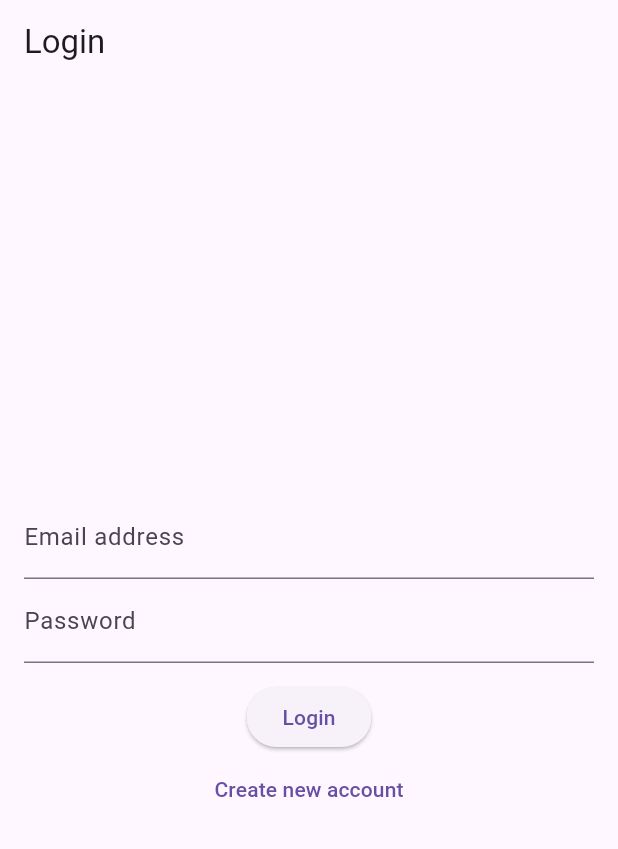
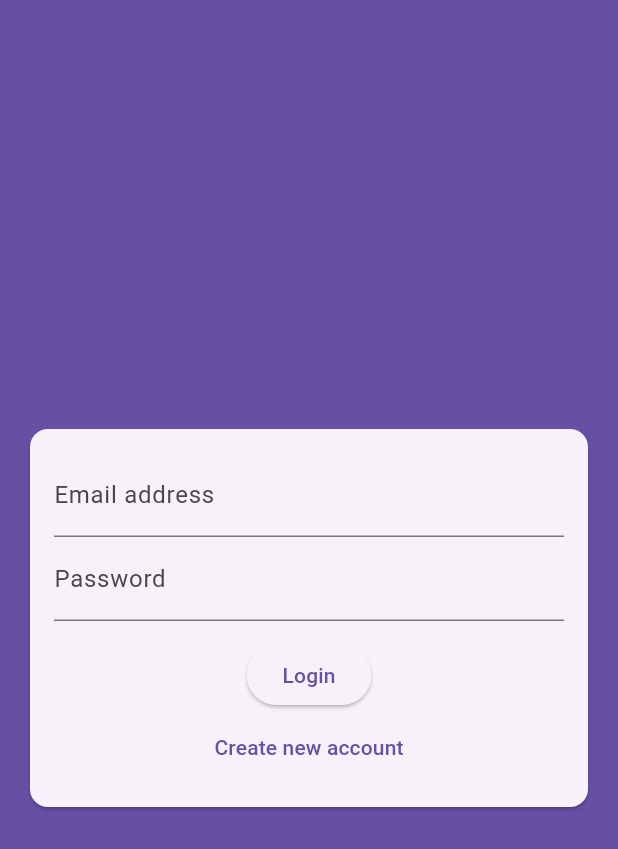
Before and after one commit to velagaprasanth/chat_app, a Flutter app: the screen it shows after launch, on a phone screen of 412 x 824 dp. Shown: the top 849 px of the screen. Run offline on Flutter 3.47's test engine with Material 3 defaults, Android fonts, the phone set to English and light mode, and no system bars; our stand-ins replace cloud_firestore, firebase_auth, firebase_core; accounts and stored records are empty.

Commit message:
Added chat UI improvements and fixed login bug

```diff
--- a/lib/main.dart
+++ b/lib/main.dart
@@ -1,17 +1,15 @@
 // lib/main.dart
 
-import 'package:chat_app/auth_screen.dart';
 import 'package:chat_app/chat_screen.dart';
 import 'package:flutter/material.dart';
 import 'package:firebase_core/firebase_core.dart';
 import 'package:firebase_auth/firebase_auth.dart';
-import 'firebase_options.dart'; // Make sure this file exists after `flutterfire configure`
+import 'package:chat_app/screens/auth_screen.dart';
+
 
 void main() async {
   WidgetsFlutterBinding.ensureInitialized();
-  await Firebase.initializeApp(
-    options: DefaultFirebaseOptions.currentPlatform,
-  );
+  await Firebase.initializeApp();
   runApp(const MyApp());
 }
 
@@ -21,18 +19,19 @@ class MyApp extends StatelessWidget {
   @override
   Widget build(BuildContext context) {
     return MaterialApp(
-      title: 'Flutter Chat App',
+      debugShowCheckedModeBanner: false,
+      title: 'Chat App',
       theme: ThemeData(
         primarySwatch: Colors.blue,
+        useMaterial3: true,
       ),
-      // Listen to the auth state and show the correct screen
       home: StreamBuilder(
         stream: FirebaseAuth.instance.authStateChanges(),
         builder: (ctx, userSnapshot) {
           if (userSnapshot.hasData) {
-            return const ChatScreen(); // User is logged in
+            return const ChatScreen();
           }
-          return const AuthScreen(); // User is not logged in
+          return const AuthScreen();
         },
       ),
     );
--- /dev/null
+++ b/lib/screens/auth_screen.dart
@@ -0,0 +1,140 @@
+import 'package:flutter/material.dart';
+import 'package:firebase_auth/firebase_auth.dart';
+import 'package:cloud_firestore/cloud_firestore.dart';
+
+class AuthScreen extends StatefulWidget {
+  const AuthScreen({super.key});
+
+  @override
+  State<AuthScreen> createState() => _AuthScreenState();
+}
+
+class _AuthScreenState extends State<AuthScreen> {
+  final _auth = FirebaseAuth.instance;
+  final _formKey = GlobalKey<FormState>();
+  var _isLogin = true;
+  var _isLoading = false;
+  String _userEmail = '';
+  String _userName = '';
+  String _userPassword = '';
+
+  void _showError(String message) {
+    ScaffoldMessenger.of(context).showSnackBar(
+      SnackBar(
+        content: Text(message),
+        backgroundColor: Theme.of(context).colorScheme.error,
+      ),
+    );
+  }
+
+  void _trySubmit() async {
+    final isValid = _formKey.currentState!.validate();
+    FocusScope.of(context).unfocus();
+
+    if (!isValid) return;
+
+    _formKey.currentState!.save();
+    setState(() => _isLoading = true);
+
+    try {
+      if (_isLogin) {
+        await _auth.signInWithEmailAndPassword(
+          email: _userEmail.trim(),
+          password: _userPassword.trim(),
+        );
+      } else {
+        final userCredential = await _auth.createUserWithEmailAndPassword(
+          email: _userEmail.trim(),
+          password: _userPassword.trim(),
+        );
+
+        await FirebaseFirestore.instance
+            .collection('users')
+            .doc(userCredential.user!.uid)
+            .set({
+          'username': _userName.trim(),
+          'email': _userEmail.trim(),
+        });
+      }
+    } on FirebaseAuthException catch (err) {
+      var message = 'An error occurred, please check your credentials!';
+      if (err.message != null) {
+        message = err.message!;
+      }
+      _showError(message);
+    } catch (err) {
+      _showError('An error occurred. Please try again later.');
+    }
+
+    if (mounted) {
+      setState(() => _isLoading = false);
+    }
+  }
+
+  @override
+  Widget build(BuildContext context) {
+    return Scaffold(
+      backgroundColor: Theme.of(context).primaryColor,
+      body: Center(
+        child: Card(
+          margin: const EdgeInsets.all(20),
+          child: SingleChildScrollView(
+            padding: const EdgeInsets.all(16),
+            child: Form(
+              key: _formKey,
+              child: Column(
+                mainAxisSize: MainAxisSize.min,
+                children: [
+                  if (!_isLogin)
+                    TextFormField(
+                      key: const ValueKey('username'),
+                      validator: (value) =>
+                          value!.isEmpty ? 'Please enter a username' : null,
+                      decoration: const InputDecoration(labelText: 'Username'),
+                      onSaved: (value) => _userName = value!,
+                    ),
+                  TextFormField(
+                    key: const ValueKey('email'),
+                    validator: (value) =>
+                        !value!.contains('@') ? 'Invalid email' : null,
+                    keyboardType: TextInputType.emailAddress,
+                    decoration: const InputDecoration(labelText: 'Email address'),
+                    onSaved: (value) => _userEmail = value!,
+                  ),
+                  TextFormField(
+                    key: const ValueKey('password'),
+                    validator: (value) =>
+                        value!.length < 7 ? 'Password must be at least 7 characters' : null,
+                    decoration: const InputDecoration(labelText: 'Password'),
+                    obscureText: true,
+                    onSaved: (value) => _userPassword = value!,
+                  ),
+                  const SizedBox(height: 12),
+                  if (_isLoading)
+                    const CircularProgressIndicator()
+                  else
+                    Column(
+                      children: [
+                        ElevatedButton(
+                          onPressed: _trySubmit,
+                          child: Text(_isLogin ? 'Login' : 'Sign up'),
+                        ),
+                        TextButton(
+                          onPressed: () {
+                            setState(() => _isLogin = !_isLogin);
+                          },
+                          child: Text(_isLogin
+                              ? 'Create new account'
+                              : 'I already have an account'),
+                        ),
+                      ],
+                    ),
+                ],
+              ),
+            ),
+          ),
+        ),
+      ),
+    );
+  }
+}
```
Also changed, not shown: lib/chat_room_screen.dart (+93 -31 lines), lib/chat_screen.dart (+78 -33 lines), lib/config/theme.dart (added, +21 -0 lines), lib/widgets/message_bubble.dart (added, +85 -0 lines), pubspec.yaml (+9 -76 lines), pubspec.lock.
